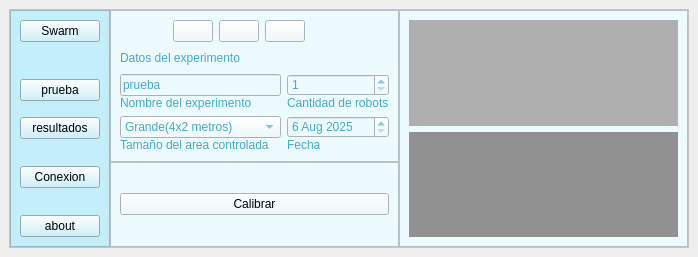
Old version of the form EnjambreMain.ui in the repository jesuMiranda/SwarMind.
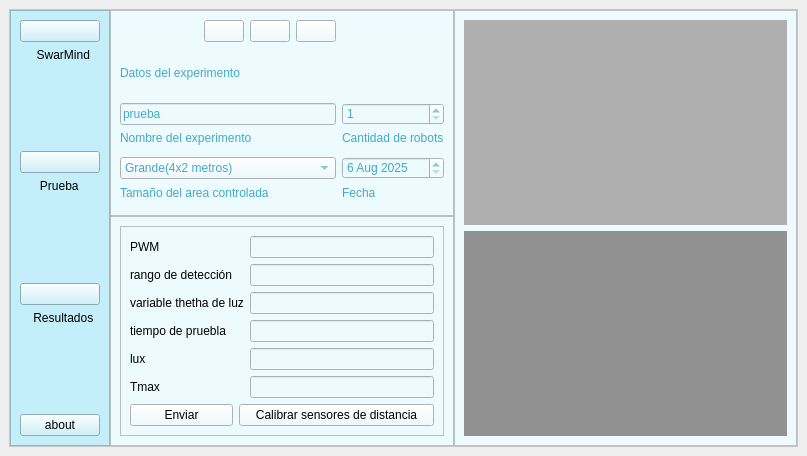
New version of the form. Icons and pictures are not drawn.

The edit to the form file:
```diff
--- a/EnjambreMain.ui
+++ b/EnjambreMain.ui
@@ -6,8 +6,8 @@
    <rect>
     <x>0</x>
     <y>0</y>
-    <width>698</width>
-    <height>257</height>
+    <width>807</width>
+    <height>456</height>
    </rect>
   </property>
   <property name="windowTitle">
@@ -66,7 +66,24 @@
             <item>
              <widget class="QPushButton" name="SwarButton">
               <property name="text">
-               <string>Swarm</string>
+               <string/>
+              </property>
+              <property name="icon">
+               <iconset>
+                <normaloff>recursos/enjambre.svg</normaloff>recursos/enjambre.svg</iconset>
+              </property>
+              <property name="iconSize">
+               <size>
+                <width>32</width>
+                <height>32</height>
+               </size>
+              </property>
+             </widget>
+            </item>
+            <item>
+             <widget class="QLabel" name="label_3">
+              <property name="text">
+               <string>     SwarMind</string>
               </property>
              </widget>
             </item>
@@ -86,7 +103,24 @@
             <item>
              <widget class="QPushButton" name="TestButton">
               <property name="text">
-               <string>prueba</string>
+               <string/>
+              </property>
+              <property name="icon">
+               <iconset>
+                <normaloff>recursos/prueba.png</normaloff>recursos/prueba.png</iconset>
+              </property>
+              <property name="iconSize">
+               <size>
+                <width>32</width>
+                <height>32</height>
+               </size>
+              </property>
+             </widget>
+            </item>
+            <item>
+             <widget class="QLabel" name="label_4">
+              <property name="text">
+               <string>      Prueba</string>
               </property>
              </widget>
             </item>
@@ -106,7 +140,24 @@
             <item>
              <widget class="QPushButton" name="ResuButton">
               <property name="text">
-               <string>resultados</string>
+               <string/>
+              </property>
+              <property name="icon">
+               <iconset>
+                <normaloff>recursos/Resultados.png</normaloff>recursos/Resultados.png</iconset>
+              </property>
+              <property name="iconSize">
+               <size>
+                <width>32</width>
+                <height>32</height>
+               </size>
+              </property>
+             </widget>
+            </item>
+            <item>
+             <widget class="QLabel" name="label_5">
+              <property name="text">
+               <string>    Resultados</string>
               </property>
              </widget>
             </item>
@@ -123,26 +174,6 @@
               </property>
              </spacer>
             </item>
-            <item>
-             <widget class="QPushButton" name="ConexionButton">
-              <property name="text">
-               <string>Conexion</string>
-              </property>
-             </widget>
-            </item>
-            <item>
-             <spacer name="verticalSpacer_4">
-              <property name="orientation">
-               <enum>Qt::Vertical</enum>
-              </property>
-              <property name="sizeHint" stdset="0">
-               <size>
-                <width>20</width>
-                <height>38</height>
-               </size>
-              </property>
-             </spacer>
-            </item>
             <item>
              <widget class="QPushButton" name="AboutButton">
               <property name="text">
@@ -479,10 +510,116 @@
          </property>
          <layout class="QGridLayout" name="gridLayout_3">
           <item row="0" column="0">
-           <widget class="QPushButton" name="levelbutton">
-            <property name="text">
-             <string>Calibrar</string>
+           <widget class="QFrame" name="frame">
+            <property name="styleSheet">
+             <string notr="true">background-color: rgb(237, 250, 254);</string>
             </property>
+            <property name="frameShape">
+             <enum>QFrame::StyledPanel</enum>
+            </property>
+            <property name="frameShadow">
+             <enum>QFrame::Raised</enum>
+            </property>
+            <layout class="QGridLayout" name="gridLayout_6">
+             <item row="0" column="0">
+              <widget class="QLabel" name="vel">
+               <property name="text">
+                <string>PWM </string>
+               </property>
+              </widget>
+             </item>
+             <item row="0" column="2">
+              <widget class="QLineEdit" name="vel_motor">
+               <property name="text">
+                <string/>
+               </property>
+              </widget>
+             </item>
+             <item row="1" column="0">
+              <widget class="QLabel" name="deteccion">
+               <property name="text">
+                <string>rango de detección</string>
+               </property>
+              </widget>
+             </item>
+             <item row="1" column="2">
+              <widget class="QLineEdit" name="ran_detec">
+               <property name="text">
+                <string/>
+               </property>
+              </widget>
+             </item>
+             <item row="2" column="0" colspan="2">
+              <widget class="QLabel" name="alpha">
+               <property name="text">
+                <string>variable thetha de luz</string>
+               </property>
+              </widget>
+             </item>
+             <item row="2" column="2">
+              <widget class="QLineEdit" name="thetha_luz">
+               <property name="text">
+                <string/>
+               </property>
+              </widget>
+             </item>
+             <item row="3" column="0">
+              <widget class="QLabel" name="tiempo">
+               <property name="text">
+                <string>tiempo de pruebla</string>
+               </property>
+              </widget>
+             </item>
+             <item row="3" column="2">
+              <widget class="QLineEdit" name="tiempo_prueba">
+               <property name="text">
+                <string/>
+               </property>
+              </widget>
+             </item>
+             <item row="4" column="0">
+              <widget class="QLabel" name="tiempo_2">
+               <property name="text">
+                <string>lux</string>
+               </property>
+              </widget>
+             </item>
+             <item row="4" column="2">
+              <widget class="QLineEdit" name="Lux_lit">
+               <property name="text">
+                <string/>
+               </property>
+              </widget>
+             </item>
+             <item row="5" column="0">
+              <widget class="QLabel" name="label_2">
+               <property name="text">
+                <string>Tmax</string>
+               </property>
+              </widget>
+             </item>
+             <item row="5" column="2">
+              <widget class="QLineEdit" name="Tmax_var">
+               <property name="text">
+                <string/>
+               </property>
+              </widget>
+             </item>
+             <item row="6" column="0">
+              <widget class="QPushButton" name="enviarButton">
+               <property name="text">
+                <string>Enviar</string>
+               </property>
+              </widget>
+             </item>
+             <item row="6" column="1" colspan="2">
+              <widget class="QPushButton" name="levelbutton">
+               <property name="text">
+                <string>Calibrar sensores de distancia</string>
+               </property>
+              </widget>
+             </item>
+            </layout>
            </widget>
           </item>
          </layout>
```
Left out of the diff: 6 changed lines with no effect on the pictures.
